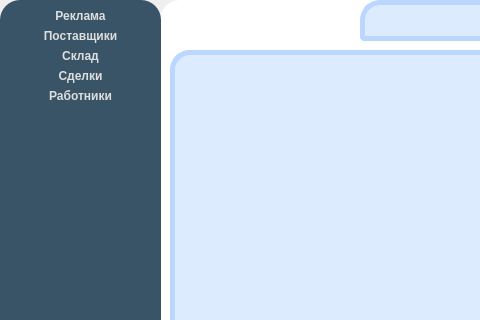
Before: the Qt Designer form CRM/leader/leader.ui in Plnguins/CRM, drawn with Qt 5; both pictures show x 0 to 480 and y 0 to 320 of the 821 by 492 pixel window.
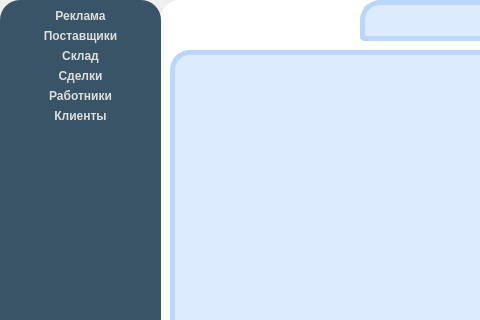
After: the same form once the commit is applied. Icons and pictures are not drawn.

Commit message: Добавлена вкладка с клиентами для руководителя

Diff of the .ui file:
```diff
--- a/CRM/leader/leader.ui
+++ b/CRM/leader/leader.ui
@@ -736,6 +736,64 @@
       </property>
      </widget>
     </item>
+    <item>
+     <widget class="QPushButton" name="Client">
+      <property name="styleSheet">
+       <string notr="true">QPushButton#Client {
+    font: 12pt &quot;Comfortaa&quot;;
+	color: rgb(222, 222, 222);
+	font: bold;
+	border: none;
+	background-color: rgb(56, 84, 102);
+	border-radius:20px;
+ }
+
+QPushButton#Client:hover:!pressed {
+     background-color: rgb(54, 69, 80);
+	font: 12pt &quot;Comfortaa&quot;;
+	color: rgb(222, 222, 222);
+	font: bold;
+	border: none;
+	border-radius:20px;
+ }
+
+QPushButton#pushButton:pressed {
+     background-color: rgb(54, 69, 80);
+	font: 12pt &quot;Comfortaa&quot;;
+	color: rgb(222, 222, 222);
+	font: bold;
+	border: none;
+	border-radius:20px;
+ }
+
+QPushButton#Client:checked {
+     background-color: rgb(54, 69, 80);
+	font: 12pt &quot;Comfortaa&quot;;
+	color: rgb(222, 222, 222);
+	font: bold;
+	border: none;
+	border-radius:20px;
+ }</string>
+      </property>
+      <property name="text">
+       <string>Клиенты</string>
+      </property>
+      <property name="icon">
+       <iconset>
+        <activeon>:/images/client-white.png</activeon>
+       </iconset>
+      </property>
+      <property name="iconSize">
+       <size>
+        <width>30</width>
+        <height>30</height>
+       </size>
+      </property>
+      <property name="flat">
+       <bool>false</bool>
+      </property>
+     </widget>
+    </item>
     <item>
      <spacer name="verticalSpacer">
       <property name="orientation">
```
The commit also changes 2 other files.
